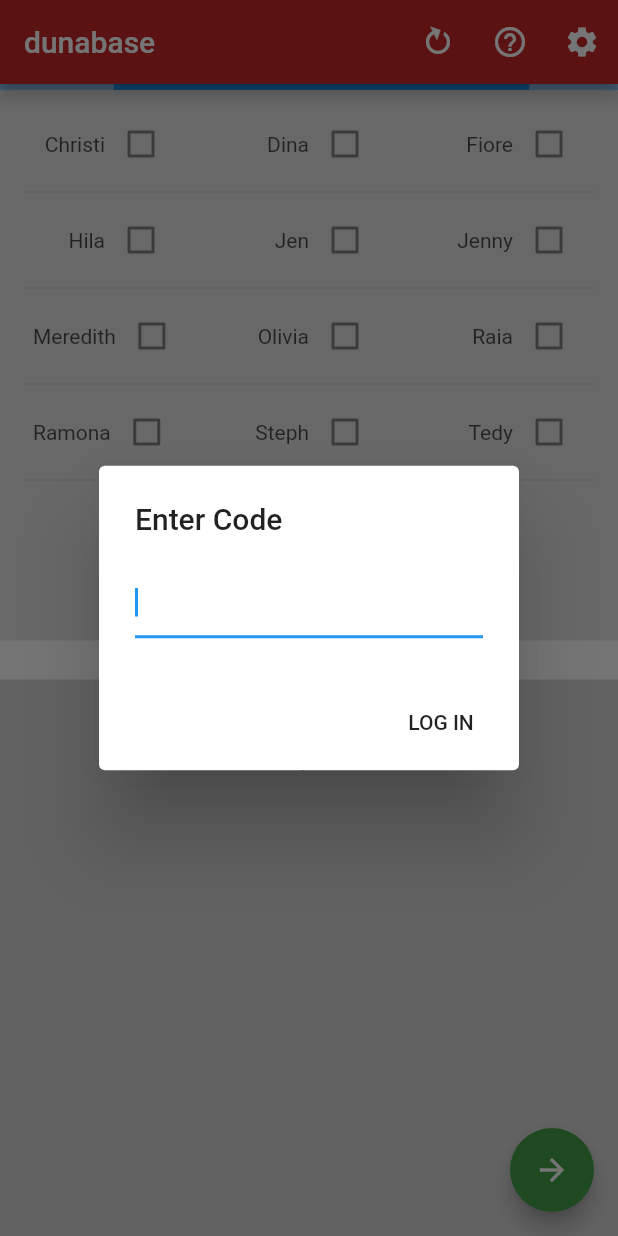
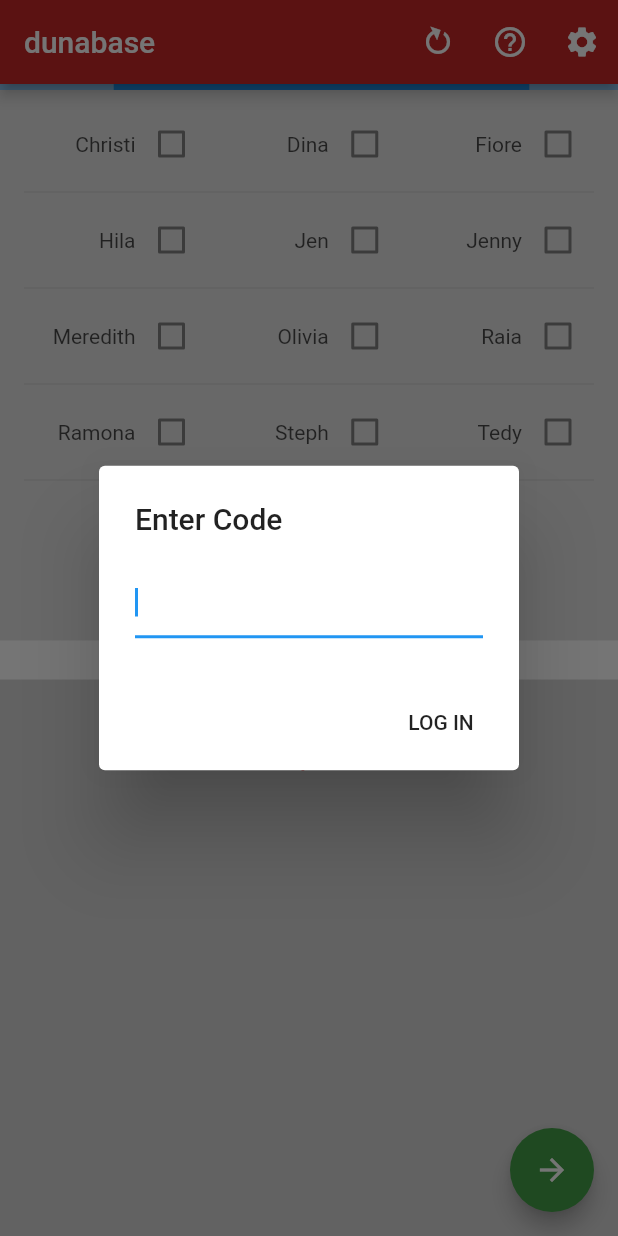
Before and after one commit to ottomated/dunabase, a Flutter app: the screen it shows after launch, on a phone screen of 412 x 824 dp. Run offline on Flutter 3.47's test engine with Material 2 defaults, Android fonts, the phone set to English and light mode, and no system bars; our stand-ins replace dynamic_theme, fluttertoast, googleapis_auth, shared_preferences; missing offline and left inert: encrypt, screen; key blocks and very long unbroken strings in the code were emptied for the run.

Commit message:
Responsive design for small screens?

```diff
--- a/lib/main.dart
+++ b/lib/main.dart
@@ -516,7 +516,7 @@ class DunavaDatabaseState extends State<DunavaDatabase>
                           children: [
                             new TextSpan(
                                 text:
-                                    '${section["details"] == "" ? "" : "\r\n"}${section["details"]}',
+                                    '${section["details"] == "" ? "" : "\n"}${section["details"]}',
                                 style: new TextStyle(fontSize: 20.0))
                           ])));
               sections.add({
@@ -606,7 +606,13 @@ class DunavaDatabaseState extends State<DunavaDatabase>
                     textAlign: TextAlign.center,
                     text: new TextSpan(
                         text: '${song["details"]}',
-                        style: new TextStyle(fontSize: 20.0))));
+                        style: new TextStyle(
+                            color:
+                                Theme.of(context).brightness == Brightness.dark
+                                    ? Colors.white
+                                    : Colors.black,
+                            fontWeight: FontWeight.bold,
+                            fontSize: 24.0))));
             Map<String, Widget> section = {
               "left": new Column(children: <Widget>[
                 header,
@@ -700,8 +706,8 @@ class DunavaDatabaseState extends State<DunavaDatabase>
               onTap: _launchURL,
             ),
             new ListTile(
-              title: new Text("App created by Otto Sapora, 15.7.18 through 17.8.18")
-            )
+                title: new Text(
+                    "App created by Otto Sapora, 15.7.18 through 17.8.18"))
           ];
           final divided = ListTile
               .divideTiles(
@@ -723,19 +729,31 @@ class DunavaDatabaseState extends State<DunavaDatabase>
 
   List<Widget> _buildTopListView() {
     List<Widget> ret = [];
+    if ((MediaQuery.of(context).size.width / 3) - 15 > 96.0) {
       for (int i = 0; i < people.keys.length; i += 3) {
         ret.addAll([
           new Row(
-            mainAxisAlignment: MainAxisAlignment.spaceAround,
+              mainAxisAlignment: MainAxisAlignment.spaceBetween,
               children: <Widget>[
-              _buildListItem(people.keys.elementAt(i)),
-              new VerticalDivider(),
-              _buildListItem(people.keys.elementAt(i + 1)),
-              new VerticalDivider(),
-              _buildListItem(people.keys.elementAt(i + 2)),
+                _buildListItem(people.keys.elementAt(i), 3),
+                _buildListItem(people.keys.elementAt(i + 1), 3),
+                _buildListItem(people.keys.elementAt(i + 2), 3),
               ]),
           new Divider()
         ]);
+      }
+    } else {
+      for (int i = 0; i < people.keys.length; i += 2) {
+        ret.addAll([
+          new Row(
+              mainAxisAlignment: MainAxisAlignment.spaceBetween,
+              children: <Widget>[
+                _buildListItem(people.keys.elementAt(i), 2),
+                _buildListItem(people.keys.elementAt(i + 1), 2)
+              ]),
+          new Divider()
+        ]);
+      }
     }
     return ret;
   }
@@ -767,7 +785,7 @@ class DunavaDatabaseState extends State<DunavaDatabase>
     ]);
   }
 
-  Widget _buildListItem(String person) {
+  Widget _buildListItem(String person, int flex) {
     Checkbox control = new Checkbox(
         value: selectedPeople.contains(person),
         activeColor: Theme.of(context).accentColor,
@@ -781,7 +799,7 @@ class DunavaDatabaseState extends State<DunavaDatabase>
           });
         });
     return new Container(
-        width: 96.0,
+        width: (MediaQuery.of(context).size.width / flex) - 15,
         child: new Material(
             color: Color.fromRGBO(255, 255, 255, 0.0),
             child: new InkWell(
```
Also changed, not shown: 2 other files. Lines whose indentation alone changed are shown as unchanged.
